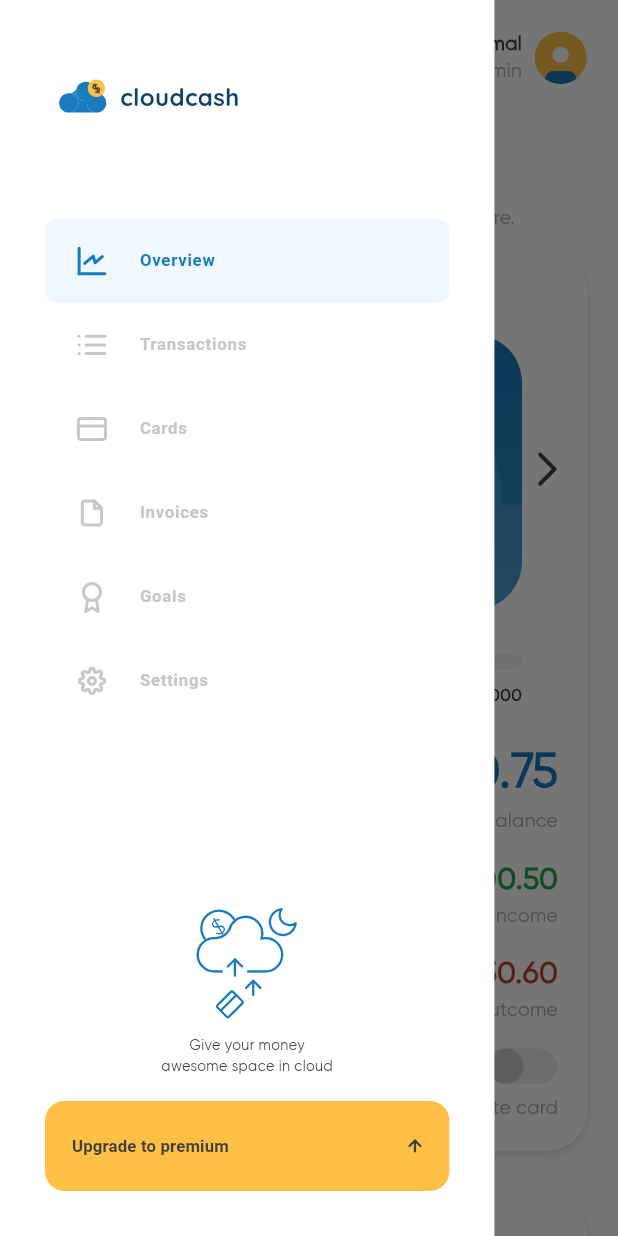
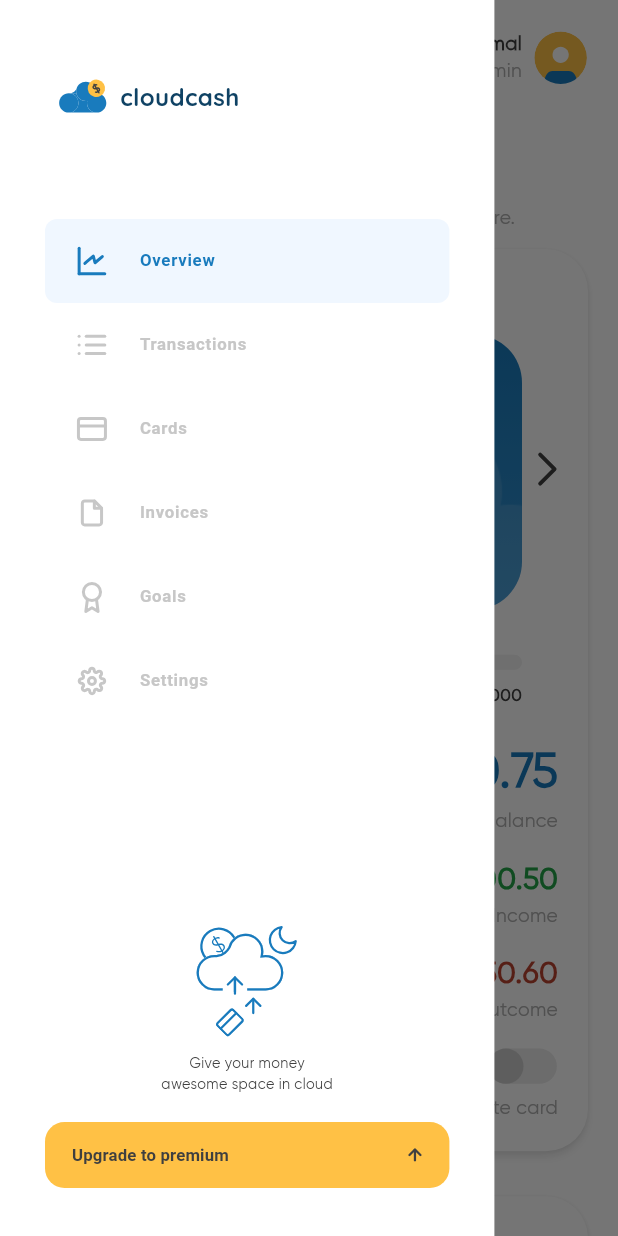
Before and after one commit to amirrrra/Financial-Dashboard, a Flutter app: the screen it shows after launch, after a tap on the "menu" icon, on a phone screen of 412 x 824 dp. Run offline on Flutter 3.47's test engine with Material 3 defaults, Android fonts, the phone set to English and light mode, and no system bars; drawn by our look-alikes of expandable_page_view; our stand-ins replace device_preview, flutter_svg.

Commit message:
edit and refactor

```diff
--- a/lib/widgets/button_widget.dart
+++ b/lib/widgets/button_widget.dart
@@ -8,23 +8,23 @@ class ButtonWidget extends StatelessWidget {
   final String text;
   final String icon;
   final double horizontalPadding;
-  final double verticalPadding;
+  final double buttonheight;
 
   const ButtonWidget({
     super.key,
     required this.text,
     required this.icon,
     required this.horizontalPadding,
-    required this.verticalPadding,
+    required this.buttonheight,
   });
 
   @override
   Widget build(BuildContext context) {
     return TextButton(
       style: TextButton.styleFrom(
+        fixedSize: Size.fromHeight(buttonheight),
         padding: EdgeInsets.symmetric(
           horizontal: horizontalPadding,
-          vertical: verticalPadding,
         ),
         backgroundColor: AppColors.yellow,
         shape: const RoundedRectangleBorder(
@@ -35,7 +35,6 @@ class ButtonWidget extends StatelessWidget {
       ),
       onPressed: () {},
       child: Row(
-        // mainAxisSize: MainAxisSize.min,
         mainAxisAlignment: MainAxisAlignment.spaceBetween,
         children: [
           Flexible(
--- a/lib/widgets/card_item_horz_widget.dart
+++ b/lib/widgets/card_item_horz_widget.dart
@@ -8,6 +8,7 @@ class CardItemHorzWidget extends StatelessWidget {
   @override
   Widget build(BuildContext context) {
     return const Row(
+      crossAxisAlignment:CrossAxisAlignment.start ,
       children: [
         Expanded(
           flex: 3,
--- a/lib/widgets/drawer_trailing_widget.dart
+++ b/lib/widgets/drawer_trailing_widget.dart
@@ -27,7 +27,7 @@ class DrawerTrailingWidget extends StatelessWidget {
           text: 'Upgrade to premium',
           icon: AppImages.upgrade,
           horizontalPadding: 18,
-          verticalPadding: 22,
+          buttonheight: 44,
         ),
         const SizedBox(
           height: 30,
--- a/lib/widgets/layout_desktop_widget.dart
+++ b/lib/widgets/layout_desktop_widget.dart
@@ -42,7 +42,7 @@ class LayoutDesktopWidget extends StatelessWidget {
                               flex: 7,
                               child: SectionCardsAndTransactions(),
                             ),
-                            SizedBox(width: 22),
+                            SizedBox(width: 32),
                             // Goals, Outcome And New Transactions Section
                             Expanded(
                               flex: 6,
--- a/lib/widgets/new_transaction_widget.dart
+++ b/lib/widgets/new_transaction_widget.dart
@@ -37,7 +37,7 @@ class NewTransactionWidget extends StatelessWidget {
                     text: 'Send Transfer',
                     icon: AppImages.send,
                     horizontalPadding: 14,
-                    verticalPadding: 18,
+                    buttonheight: 36,
                   ),
                 ),
               ],
```
Also changed, not shown: lib/widgets/new_transaction_button_widget.dart (deleted, +0 -34 lines).
